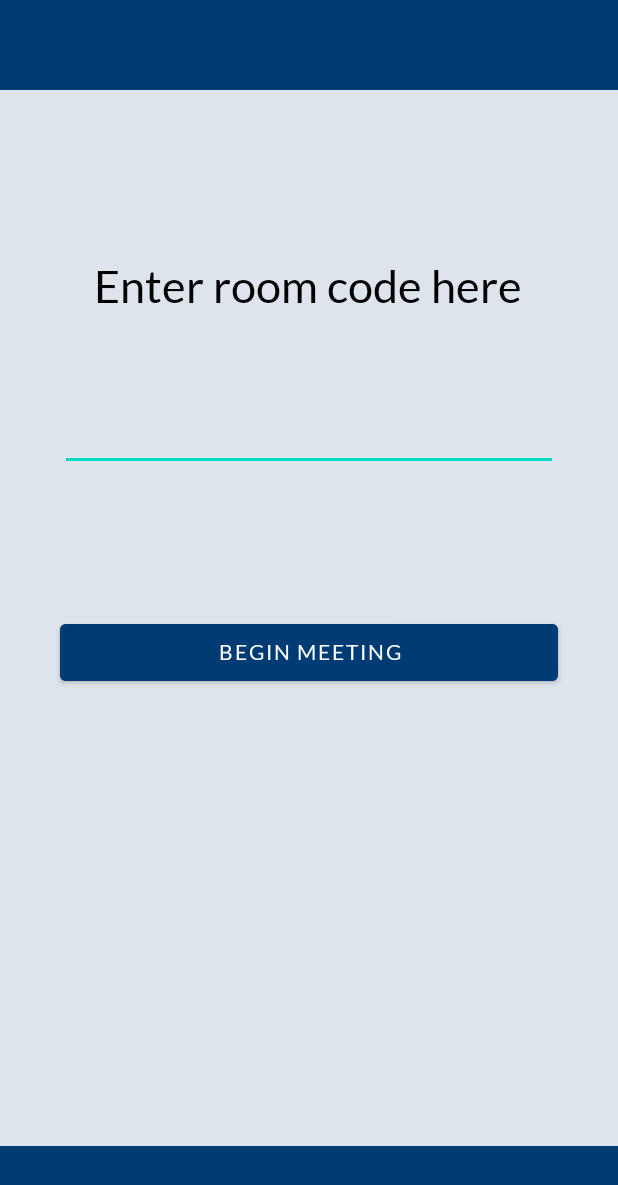
After one commit to CSI-CATT-DMCE/Care4U, an Android app: the JitsiMiddleRoom screen opened directly, with no data from a screen before it, on a phone screen of 412 x 824 dp. The commit adds this screen. Shown: the top 1185 px of the screen. Run offline under Robolectric (Android 15) with nearby library versions, the phone set to English and light mode, and no system bars.

Commit message:
Add dynamic Jitsi room codes

```diff
--- a/app/build.gradle
+++ b/app/build.gradle
@@ -28,6 +28,7 @@ android {
     buildFeatures {
         viewBinding true
     }
+    namespace 'com.example.innovathon2022_care4u'
 
 }
 
--- a/app/src/main/AndroidManifest.xml
+++ b/app/src/main/AndroidManifest.xml
@@ -1,7 +1,6 @@
 <?xml version="1.0" encoding="utf-8"?>
 <manifest xmlns:android="http://schemas.android.com/apk/res/android"
-    xmlns:tools="http://schemas.android.com/tools"
-    package="com.example.innovathon2022_care4u">
+    xmlns:tools="http://schemas.android.com/tools">
 
     <application
         android:allowBackup="true"
@@ -47,6 +46,8 @@
             </intent-filter>
         </activity>
         <activity android:name=".LoginActivity" />
+        <activity android:name=".JitsiActivity" />
+        <activity android:name=".JitsiMiddleRoom" />
 
         <meta-data
             android:name="preloaded_fonts"
--- /dev/null
+++ b/app/src/main/java/com/example/innovathon2022_care4u/JitsiMiddleRoom.java
@@ -0,0 +1,41 @@
+package com.example.innovathon2022_care4u;
+
+import android.content.Intent;
+import android.os.Bundle;
+import android.os.PersistableBundle;
+import android.util.Log;
+import android.view.View;
+import android.widget.Button;
+import android.widget.EditText;
+
+import androidx.annotation.Nullable;
+import androidx.appcompat.app.AppCompatActivity;
+
+public class JitsiMiddleRoom extends AppCompatActivity {
+
+    @Override
+    public void onCreate(Bundle savedInstanceState) {
+        super.onCreate(savedInstanceState);
+        setContentView(R.layout.jitsi_middle_room);
+
+        Log.i("STARTED", "STARTED");
+
+        EditText jitsi_code_textbox = findViewById(R.id.jitsi_code_textbox);
+        Button begin_meeting_button = findViewById(R.id.begin_meeting_button);
+        begin_meeting_button.setOnClickListener(new View.OnClickListener() {
+
+            @Override
+            public void onClick(View view) {
+                final String meeting_code = jitsi_code_textbox.getText().toString();
+
+                Intent i = new Intent(JitsiMiddleRoom.this, JitsiActivity.class);
+                i.putExtra("jitsi_meeting_code", meeting_code);
+                JitsiMiddleRoom.this.startActivity(i);
+            }
+        });
+    }
+
+    public void log_this() {
+        Log.i("STARTED", "STARTED");
+    }
+}
--- a/app/src/main/java/com/example/innovathon2022_care4u/MainActivity.java
+++ b/app/src/main/java/com/example/innovathon2022_care4u/MainActivity.java
@@ -10,7 +10,7 @@ public class MainActivity extends AppCompatActivity {
     protected void onCreate(Bundle savedInstanceState) {
         super.onCreate(savedInstanceState);
 
-        Intent i = new Intent(MainActivity.this, JitsiActivity.class);
+        Intent i = new Intent(MainActivity.this, UserHomeDashboard.class);
         MainActivity.this.startActivity(i);
     }
 
--- a/app/src/main/res/layout/activity_appointments_section.xml
+++ b/app/src/main/res/layout/activity_appointments_section.xml
@@ -131,6 +131,7 @@
             </LinearLayout>
 
             <Button
+                android:id="@+id/launch_jitsi_button"
                 android:layout_width="match_parent"
                 android:layout_height="wrap_content"
                 android:text="View Details of Counsellor"
--- /dev/null
+++ b/app/src/main/res/layout/jitsi_middle_room.xml
@@ -0,0 +1,74 @@
+<?xml version="1.0" encoding="utf-8"?>
+<androidx.constraintlayout.widget.ConstraintLayout xmlns:android="http://schemas.android.com/apk/res/android"
+    xmlns:app="http://schemas.android.com/apk/res-auto"
+    xmlns:tools="http://schemas.android.com/tools"
+    android:layout_width="match_parent"
+    android:layout_height="match_parent"
+    android:background="@color/grey">
+
+    <TextView
+        android:id="@+id/textView3"
+        android:layout_width="wrap_content"
+        android:layout_height="wrap_content"
+        android:layout_marginTop="112dp"
+        android:fontFamily="@font/lato"
+        android:text="Enter room code here"
+        android:textColor="@color/black"
+        android:textSize="30dp"
+        app:layout_constraintEnd_toEndOf="parent"
+        app:layout_constraintHorizontal_bias="0.496"
+        app:layout_constraintStart_toStartOf="parent"
+        app:layout_constraintTop_toBottomOf="@+id/textView2"></TextView>
+
+    <EditText android:id="@+id/jitsi_code_textbox"
+        android:layout_width="match_parent"
+        android:layout_height="wrap_content"
+        android:layout_marginLeft="40dp"
+        android:layout_marginTop="60dp"
+        android:layout_marginRight="40dp"
+        app:layout_constraintEnd_toEndOf="parent"
+        app:layout_constraintStart_toStartOf="parent"
+        app:layout_constraintTop_toBottomOf="@+id/textView3">
+
+    </EditText>
+
+    <Button
+        android:id="@+id/begin_meeting_button"
+        android:layout_width="match_parent"
+        android:layout_height="50dp"
+        android:layout_marginTop="96dp"
+        android:layout_marginLeft="40dp"
+        android:layout_marginRight="40dp"
+        android:text="Begin meeting"
+        android:fontFamily="@font/lato"
+        android:backgroundTint="@color/navy_blue"
+        app:layout_constraintEnd_toEndOf="parent"
+        app:layout_constraintHorizontal_bias="0.0"
+        app:layout_constraintStart_toStartOf="parent"
+        app:layout_constraintTop_toBottomOf="@+id/jitsi_code_textbox"></Button>
+
+    <TextView
+        android:id="@+id/textView2"
+        android:layout_width="match_parent"
+        android:layout_height="60dp"
+        android:background="@color/navy_blue"
+        android:text=""
+        app:layout_constraintEnd_toEndOf="parent"
+        app:layout_constraintHorizontal_bias="0.0"
+        app:layout_constraintStart_toStartOf="parent"
+        app:layout_constraintTop_toTopOf="parent"></TextView>
+
+    <TextView
+        android:layout_width="match_parent"
+        android:layout_height="60dp"
+        android:layout_marginTop="592dp"
+        android:background="@color/navy_blue"
+        android:text=""
+        app:layout_constraintBottom_toBottomOf="parent"
+        app:layout_constraintEnd_toEndOf="parent"
+        app:layout_constraintHorizontal_bias="0.0"
+        app:layout_constraintStart_toStartOf="parent"
+        app:layout_constraintTop_toBottomOf="@+id/textView2"
+        app:layout_constraintVertical_bias="1.0"></TextView>
+
+</androidx.constraintlayout.widget.ConstraintLayout>
--- a/build.gradle
+++ b/build.gradle
@@ -1,7 +1,7 @@
 // Top-level build file where you can add configuration options common to all sub-projects/modules.
 plugins {
-    id 'com.android.application' version '7.2.2' apply false
-    id 'com.android.library' version '7.2.2' apply false
+    id 'com.android.application' version '7.3.1' apply false
+    id 'com.android.library' version '7.3.1' apply false
 }
 
 task clean(type: Delete) {
```
Also changed, not shown: app/src/main/java/com/example/innovathon2022_care4u/AppointmentsSection.java (+14 -0 lines), app/src/main/java/com/example/innovathon2022_care4u/JitsiActivity.java (+11 -2 lines), app/src/main/res/layout/chat_module.xml (+23 -0 lines), gradle/wrapper/gradle-wrapper.properties.
